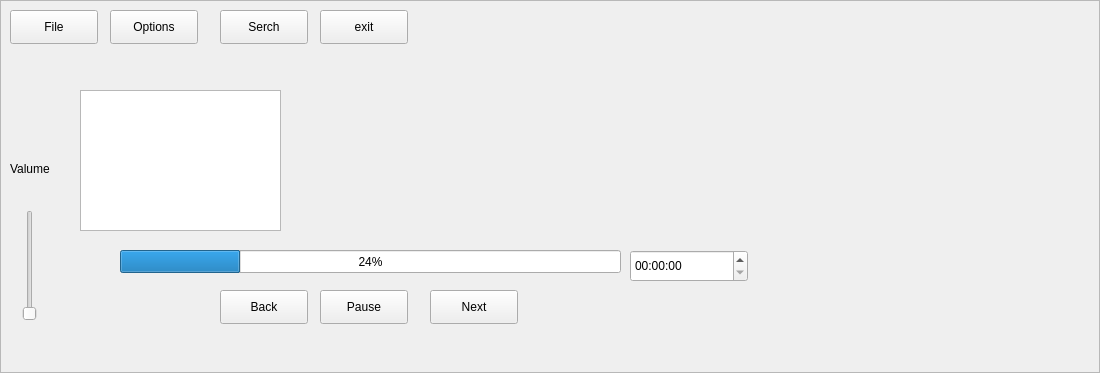
First picture: the form in pmp_player.ui, repository elPoublo256/PMP_Play_WClient, before the edit.
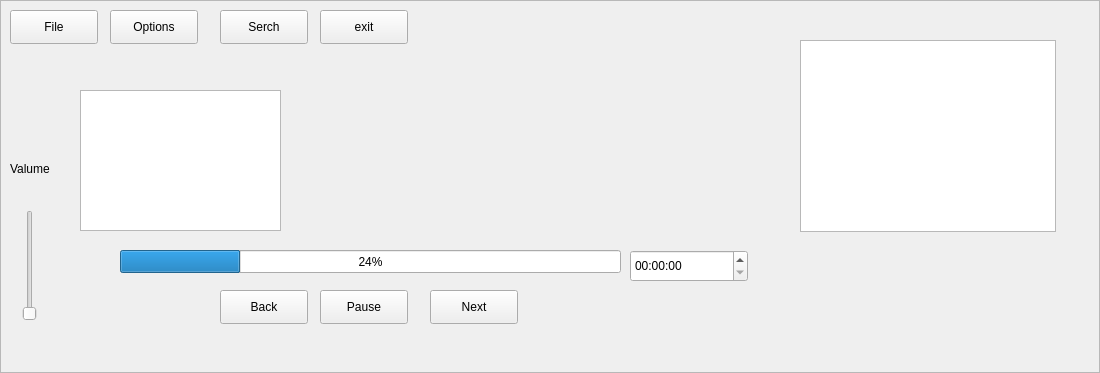
Second picture: the form after the edit.

Diff of the .ui file:
```diff
--- a/pmp_player.ui
+++ b/pmp_player.ui
@@ -169,6 +169,16 @@
     <string>Valume</string>
    </property>
   </widget>
+  <widget class="QListWidget" name="PlaylistWidget">
+   <property name="geometry">
+    <rect>
+     <x>800</x>
+     <y>40</y>
+     <width>256</width>
+     <height>192</height>
+    </rect>
+   </property>
+  </widget>
  </widget>
  <resources/>
  <connections/>
```
